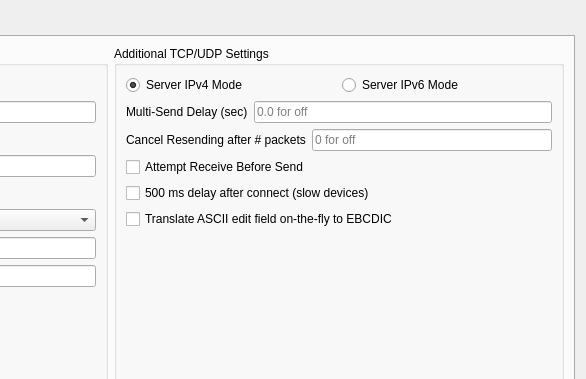
Old version of the form src/settings.ui in the repository dannagle/PacketSender; both pictures show x 364 to 950 and y 0 to 379 of the 950 by 545 pixel window.
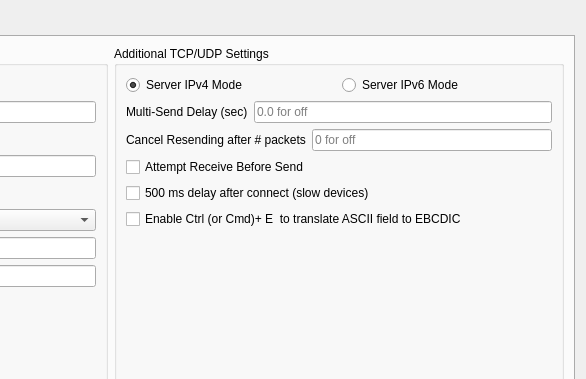
New version of the form.

Commit message: ascii field is now ctrl+e to translate to ebcdic

The edit to the form file:
```diff
--- a/src/settings.ui
+++ b/src/settings.ui
@@ -361,7 +361,7 @@
           <item>
            <widget class="QCheckBox" name="asciiEditTranslateEBCDICCheck">
             <property name="text">
-             <string>Translate ASCII edit field on-the-fly to EBCDIC</string>
+             <string>Enable Ctrl (or Cmd)+ E  to translate ASCII field to EBCDIC</string>
             </property>
            </widget>
           </item>
```
The commit also changes 2 other files.
